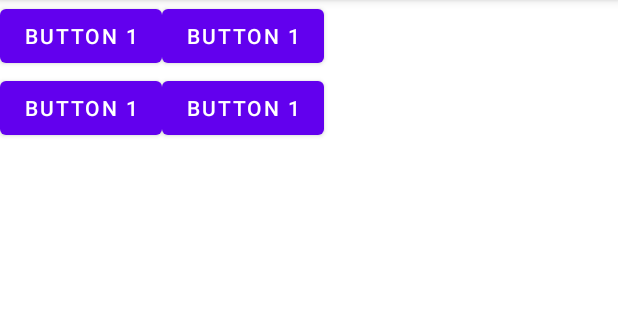
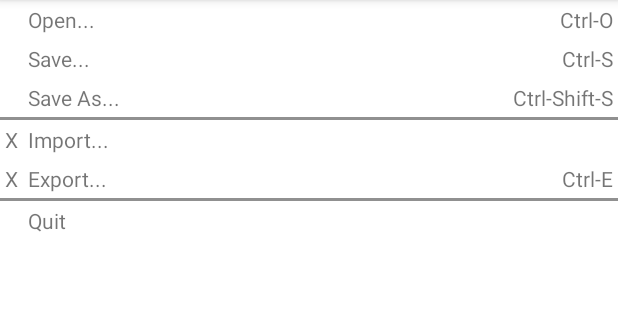
Before and after one commit to nuryadincjr/Sesi-5-Activity-Lifecycle, an Android app: the TableLayoutActivity screen opened directly, with no data from a screen before it, on a phone screen of 412 x 824 dp, the part 84-404 px from its top. Run offline under Robolectric (Android 15) with nearby library versions, the phone set to English and light mode, and no system bars.

Commit message:
eksplor with documentations

```diff
--- a/app/src/main/res/layout/activity_login.xml
+++ b/app/src/main/res/layout/activity_login.xml
@@ -4,7 +4,6 @@
     xmlns:tools="http://schemas.android.com/tools"
     android:layout_width="match_parent"
     android:layout_height="match_parent"
-    android:orientation="vertical"
     android:padding="28dp"
     tools:context=".stadyCaseSesion7.LoginActivity">
 
@@ -43,11 +42,12 @@
 
     <Button
         android:id="@+id/btnGoogle"
-        android:layout_width="160dp"
+        android:layout_width="0dp"
         android:layout_height="wrap_content"
         android:layout_below="@+id/btnLogin"
         android:layout_alignParentStart="true"
         android:layout_marginTop="16dp"
+        android:layout_toLeftOf="@+id/btnFacebook"
         android:text="@string/google" />
 
     <Button
--- a/app/src/main/res/layout/activity_table_layout.xml
+++ b/app/src/main/res/layout/activity_table_layout.xml
@@ -4,41 +4,77 @@
     xmlns:tools="http://schemas.android.com/tools"
     android:layout_width="match_parent"
     android:layout_height="match_parent"
+    android:stretchColumns="1"
     tools:context=".layout.TableLayoutActivity">
 
-    <TableRow
-        android:layout_width="match_parent"
-        android:layout_height="wrap_content">
 
-        <Button
-            android:id="@+id/btnOne"
-            android:layout_width="match_parent"
-            android:layout_height="wrap_content"
-            android:text="Button 1" />
-
-        <Button
-            android:id="@+id/btnTwo"
-            android:layout_width="match_parent"
-            android:layout_height="wrap_content"
-            android:text="Button 1" />
-
+    <TableRow>
+        <TextView
+            android:layout_column="1"
+            android:text="Open..."
+            android:padding="3dip" />
+        <TextView
+            android:text="Ctrl-O"
+            android:gravity="right"
+            android:padding="3dip" />
     </TableRow>
 
-    <TableRow
-        android:layout_width="match_parent"
-        android:layout_height="wrap_content">
+    <TableRow>
+        <TextView
+            android:layout_column="1"
+            android:text="Save..."
+            android:padding="3dip" />
+        <TextView
+            android:text="Ctrl-S"
+            android:gravity="right"
+            android:padding="3dip" />
+    </TableRow>
 
-        <Button
-            android:id="@+id/btnOne2"
-            android:layout_width="match_parent"
-            android:layout_height="wrap_content"
-            android:text="Button 1" />
+    <TableRow>
+        <TextView
+            android:layout_column="1"
+            android:text="Save As..."
+            android:padding="3dip" />
+        <TextView
+            android:text="Ctrl-Shift-S"
+            android:gravity="right"
+            android:padding="3dip" />
+    </TableRow>
 
-        <Button
-            android:id="@+id/btnTwo2"
-            android:layout_width="match_parent"
-            android:layout_height="wrap_content"
-            android:text="Button 1" />
+    <View
+        android:layout_height="2dip"
+        android:background="#FF909090" />
 
+    <TableRow>
+        <TextView
+            android:text="X"
+            android:padding="3dip" />
+        <TextView
+            android:text="Import..."
+            android:padding="3dip" />
+    </TableRow>
+
+    <TableRow>
+        <TextView
+            android:text="X"
+            android:padding="3dip" />
+        <TextView
+            android:text="Export..."
+            android:padding="3dip" />
+        <TextView
+            android:text="Ctrl-E"
+            android:gravity="right"
+            android:padding="3dip" />
+    </TableRow>
+
+    <View
+        android:layout_height="2dip"
+        android:background="#FF909090" />
+
+    <TableRow>
+        <TextView
+            android:layout_column="1"
+            android:text="Quit"
+            android:padding="3dip" />
     </TableRow>
 </TableLayout>
--- a/app/src/main/res/values/strings.xml
+++ b/app/src/main/res/values/strings.xml
@@ -22,4 +22,5 @@
     <string name="password">Password</string>
     <string name="facebook">Facebook</string>
     <string name="google">Google</string>
+    <string name="button_1">Button 1</string>
 </resources>
```
Also changed, not shown: app/src/main/res/layout/activity_constain_layout.xml (+10 -5 lines), app/src/main/res/layout/activity_linier_layout.xml (+20 -6 lines), app/src/main/res/layout/activity_relative_layout.xml (+25 -11 lines).
